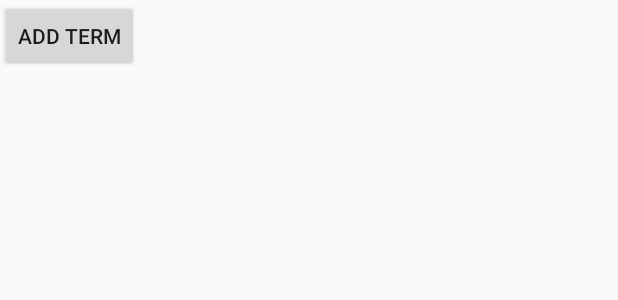
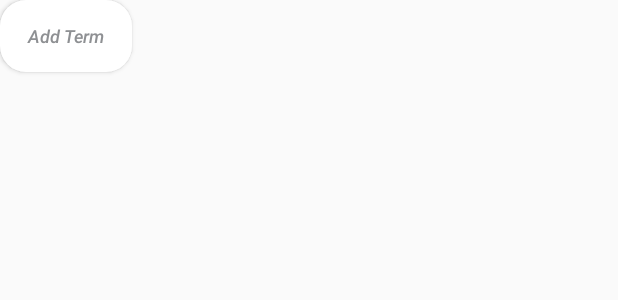
Before and after one commit to dprutha/Fetcher, an Android app: the layout fragment_term_list.xml on its own in the app's theme, with its tools: preview values and no code run, on a phone screen of 412 x 824 dp. Shown: the top 300 px of the screen. Run offline under Robolectric (Android 15) with nearby library versions, the phone set to English and light mode, and no system bars.

Commit message:
Added custom shape XML for "Add Term" button.

```diff
--- /dev/null
+++ b/app/src/main/res/drawable/add_term_button_shape.xml
@@ -0,0 +1,42 @@
+<?xml version="1.0" encoding="utf-8"?>
+<selector xmlns:android="http://schemas.android.com/apk/res/android">
+    <!-- Drawing data for the "Add Term" button. -->
+    <!-- Pressed state... -->
+    <item android:state_pressed="true">
+        <shape>
+            <solid android:color="@color/buttonPressedBackground"/>
+            <corners android:radius="17.41dp"/>
+            <padding
+                android:left="11dp"
+                android:top="11dp"
+                android:right="11dp"
+                android:bottom="11dp"/>
+        </shape>
+    </item>
+
+    <!-- Focused state... -->
+    <item android:state_focused="true">
+        <shape>
+            <solid android:color="@color/buttonFocusedBackground"/>
+            <corners android:radius="17.41dp"/>
+            <padding
+                android:left="11dp"
+                android:top="11dp"
+                android:right="11dp"
+                android:bottom="11dp"/>
+        </shape>
+    </item>
+
+    <!-- Default state. -->
+    <item>
+        <shape>
+            <solid android:color="@color/buttonNormalBackground"/>
+            <corners android:radius="17.41dp"/>
+            <padding
+                android:left="11dp"
+                android:top="11dp"
+                android:right="11dp"
+                android:bottom="11dp"/>
+        </shape>
+    </item>
+</selector>
--- /dev/null
+++ b/app/src/main/res/drawable/add_term_button_text_color.xml
@@ -0,0 +1,12 @@
+<?xml version="1.0" encoding="utf-8"?>
+<selector xmlns:android="http://schemas.android.com/apk/res/android">
+    <!-- Drawing data for the "Add Term" button. -->
+    <!-- Pressed state... -->
+    <item android:state_pressed="true" android:color="@color/textPressed"/>
+
+    <!-- Focused state... -->
+    <item android:state_focused="true" android:color="@color/textFocused"/>
+
+    <!-- Default state. -->
+    <item android:color="@color/textGray"/>
+</selector>
--- a/app/src/main/res/layout/fragment_term_list.xml
+++ b/app/src/main/res/layout/fragment_term_list.xml
@@ -15,7 +15,11 @@
             android:layout_width="wrap_content"
             android:layout_height="wrap_content"
             android:text="Add Term"
-            android:id="@+id/btnAddTerm" />
+            android:id="@+id/btnAddTerm"
+            android:background="@drawable/add_term_button_shape"
+            android:textAppearance="@style/FontBase.AddTermFont"
+            android:textAlignment="center"
+            android:textColor="@drawable/add_term_button_text_color" />
 
         <LinearLayout
             android:orientation="vertical"
--- a/app/src/main/res/values/colors.xml
+++ b/app/src/main/res/values/colors.xml
@@ -3,8 +3,15 @@
     <color name="colorPrimary">#3F51B5</color>
     <color name="colorPrimaryDark">#303F9F</color>
     <color name="colorAccent">#FF4081</color>
+
     <color name="fetcherYellow">#ffae07</color>
     <color name="textGray">#8e9093</color>
+    <color name="textPressed">#ffffff</color>
+    <color name="textFocused">#ffffff</color>
     <color name="dividerGray">#cccecf</color>
     <color name="backgroundGray">#eceded</color>
+
+    <color name="buttonNormalBackground">#ffffff</color>
+    <color name="buttonPressedBackground">@color/fetcherYellow</color>
+    <color name="buttonFocusedBackground">@color/fetcherYellow</color>
 </resources>
```
